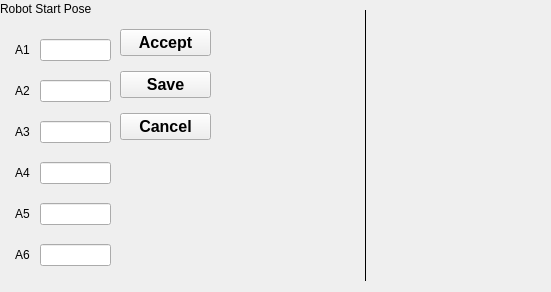
The window that framefab_gui/src/uis/robot_input_config.ui (yijiangh/choreo) describes before a commit, drawn with Qt 5.
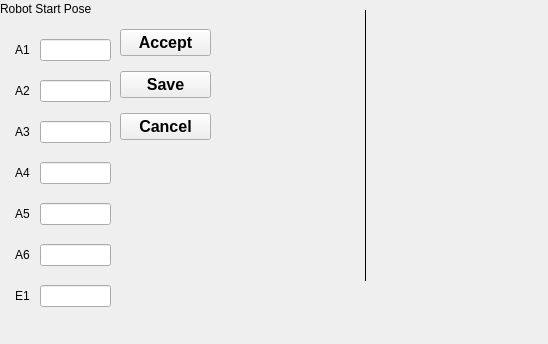
The same window after the commit. Icons and pictures are not drawn.

Commit message: moveit package generated for irb6600+track case: add execution launch file, add rail_tcp_manipulator planning group. Change robot input ui to add 7 dof.

```diff
--- a/framefab_gui/src/uis/robot_input_config.ui
+++ b/framefab_gui/src/uis/robot_input_config.ui
@@ -6,8 +6,8 @@
    <rect>
     <x>0</x>
     <y>0</y>
-    <width>551</width>
-    <height>292</height>
+    <width>548</width>
+    <height>344</height>
    </rect>
   </property>
   <property name="windowTitle">
@@ -19,7 +19,7 @@
      <x>0</x>
      <y>20</y>
      <width>121</width>
-     <height>262</height>
+     <height>304</height>
     </rect>
    </property>
    <layout class="QGridLayout" name="gridLayout">
@@ -91,19 +91,29 @@
     <item row="0" column="1">
      <widget class="QLineEdit" name="lineedit_a1"/>
     </item>
-    <item row="5" column="0">
-     <widget class="QLabel" name="labelApproachDistance_4">
-      <property name="text">
-       <string>A6</string>
-      </property>
-     </widget>
-    </item>
     <item row="4" column="1">
      <widget class="QLineEdit" name="lineedit_a5"/>
     </item>
     <item row="5" column="1">
      <widget class="QLineEdit" name="lineedit_a6"/>
     </item>
+    <item row="5" column="0">
+     <widget class="QLabel" name="labelApproachDistance_4">
+      <property name="text">
+       <string>A6</string>
+      </property>
+     </widget>
+    </item>
+    <item row="6" column="0">
+     <widget class="QLabel" name="labelScanWidth_3">
+      <property name="text">
+       <string>E1</string>
+      </property>
+     </widget>
+    </item>
+    <item row="6" column="1">
+     <widget class="QLineEdit" name="lineedit_e1"/>
+    </item>
    </layout>
   </widget>
   <widget class="QLabel" name="label_2">
```
The commit also changes 19 other files.
